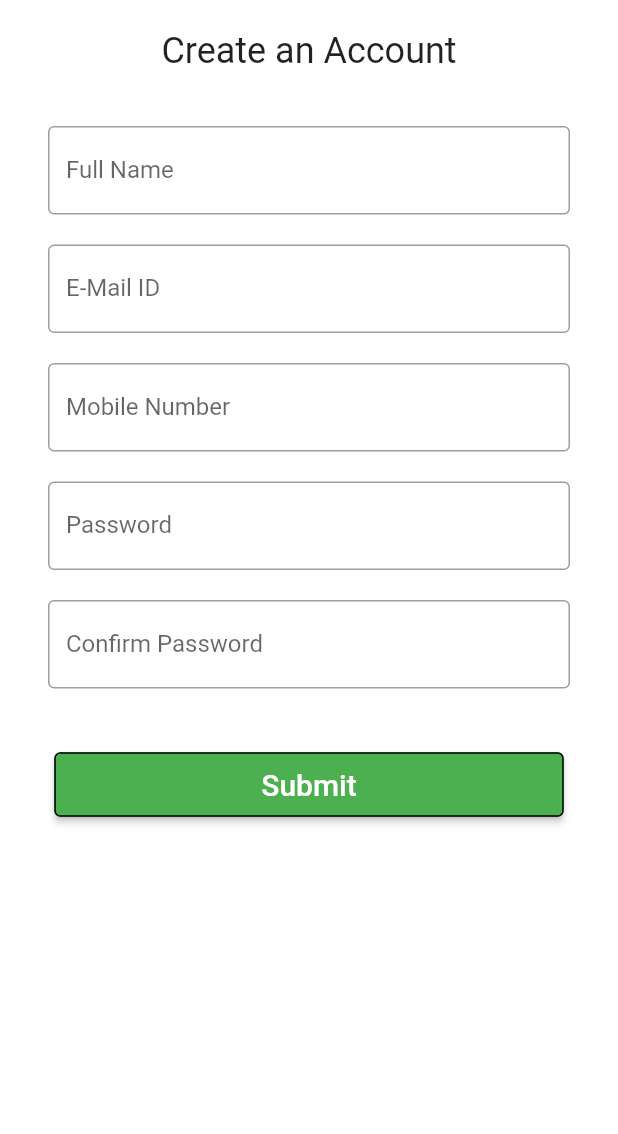
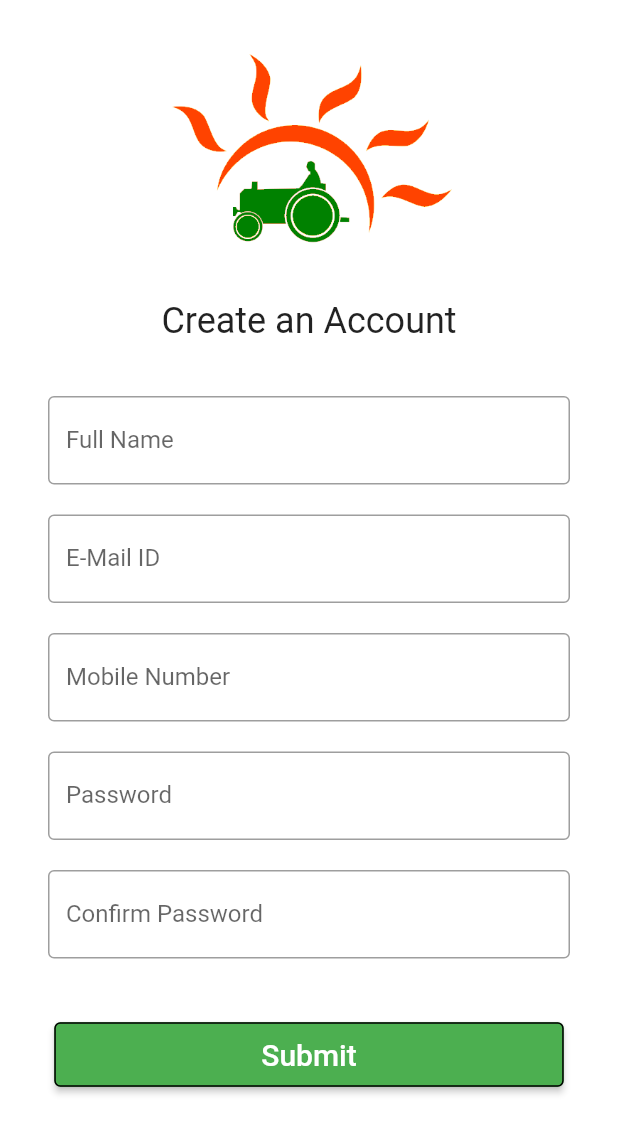
Before and after one commit to somnath-53/FlutterIn30Days, a Flutter app: the screen it shows after launch, after a tap on "Sign In", after a tap on "Create Account", on a phone screen of 412 x 824 dp. Shown: the top 1134 px of the screen. Run offline on Flutter 3.47's test engine with Material 2 defaults, Android fonts, the phone set to English and light mode, and no system bars; our stand-ins replace form_field_validator, google_fonts; Roboto replaces fonts that are missing (Merienda).

Commit message:
Day 6 Completed

```diff
--- a/lib/pages/login_page.dart
+++ b/lib/pages/login_page.dart
@@ -1,6 +1,5 @@
 import 'package:flutter/material.dart';
 import 'package:flutter_application/utils/routes.dart';
-import 'package:form_field_validator/form_field_validator.dart';
 
 class LoginPage extends StatefulWidget {
   @override
@@ -23,7 +22,7 @@ class _LoginPageState extends State<LoginPage> {
       color: Colors.white,
       child: SingleChildScrollView(
         child: Form(
-          autovalidateMode: (AutovalidateMode.onUserInteraction),
+          // autovalidateMode: (AutovalidateMode.onUserInteraction),
           key: _formKey,
           child: Column(
             children: [
@@ -61,12 +60,19 @@ class _LoginPageState extends State<LoginPage> {
                         // focusedBorder: OutlineInputBorder(
                         //   borderSide: BorderSide(color: Colors.green),
                         // ),
-                        hintText: "Enter E-Mail ID",
+                        hintText: "abc@gmail.com",
                         labelText: "E-Mail ID",
                       ),
                       keyboardType: TextInputType.emailAddress,
-                      validator:
-                          EmailValidator(errorText: "Not a valid E-Mail"),
+                      validator: (value) {
+                        Pattern pattern =
+                            r'^.+@[a-zA-Z]+\.{1}[a-zA-Z]+(\.{0,1}[a-zA-Z]+)$';
+                        RegExp regex = RegExp(pattern);
+                        if (!regex.hasMatch(value)) {
+                          return "Invalid E-Mail ID";
+                        }
+                        return null;
+                      },
                       onChanged: (value) {
                         name = value;
                         setState(
@@ -87,14 +93,15 @@ class _LoginPageState extends State<LoginPage> {
                         // focusedBorder: OutlineInputBorder(
                         //   borderSide: BorderSide(color: Colors.green),
                         // ),
-                        hintText: "Enter Password",
+                        hintText: "Abc@1234",
                         labelText: "Password",
                       ),
                       validator: (value) {
-                        if (value.isEmpty) {
-                          return "Password can not be empty";
-                        } else if (value.length < 6) {
-                          return "Password lenth should be atleast 6";
+                        Pattern pattern =
+                            r'^(?=.*?[A-Z])(?=.*?[a-z])(?=.*?[0-9])(?=.*?[!@#\$&*~]).{8,}$';
+                        RegExp regex = RegExp(pattern);
+                        if (!regex.hasMatch(value)) {
+                          return "Must contain Uppercase, Special symbol and number";
                         }
                         return null;
                       },
--- a/lib/pages/signup_page.dart
+++ b/lib/pages/signup_page.dart
@@ -23,15 +23,17 @@ class _SignupPageState extends State<SignupPage> {
       key: _formKey,
       child: Scaffold(
         backgroundColor: Colors.white,
-        body: SingleChildScrollView(
-          child: SafeArea(
+        body: SafeArea(
+          child: SingleChildScrollView(
             child: Container(
               width: double.infinity,
               height: MediaQuery.of(context).size.height,
               child: Column(
                 children: <Widget>[
-                  SizedBox(
-                    height: 20.0,
+                  Image.asset(
+                    "assets/images/logo.png",
+                    height: 200.0,
+                    width: 200.0,
                   ),
                   Column(
                     crossAxisAlignment: CrossAxisAlignment.center,
```
Also changed, not shown: assets/images/five.png (deleted), assets/images/four.png (deleted), assets/images/logo.png (added), assets/images/one.png (deleted), assets/images/three.png (deleted), assets/images/two.png (deleted).
